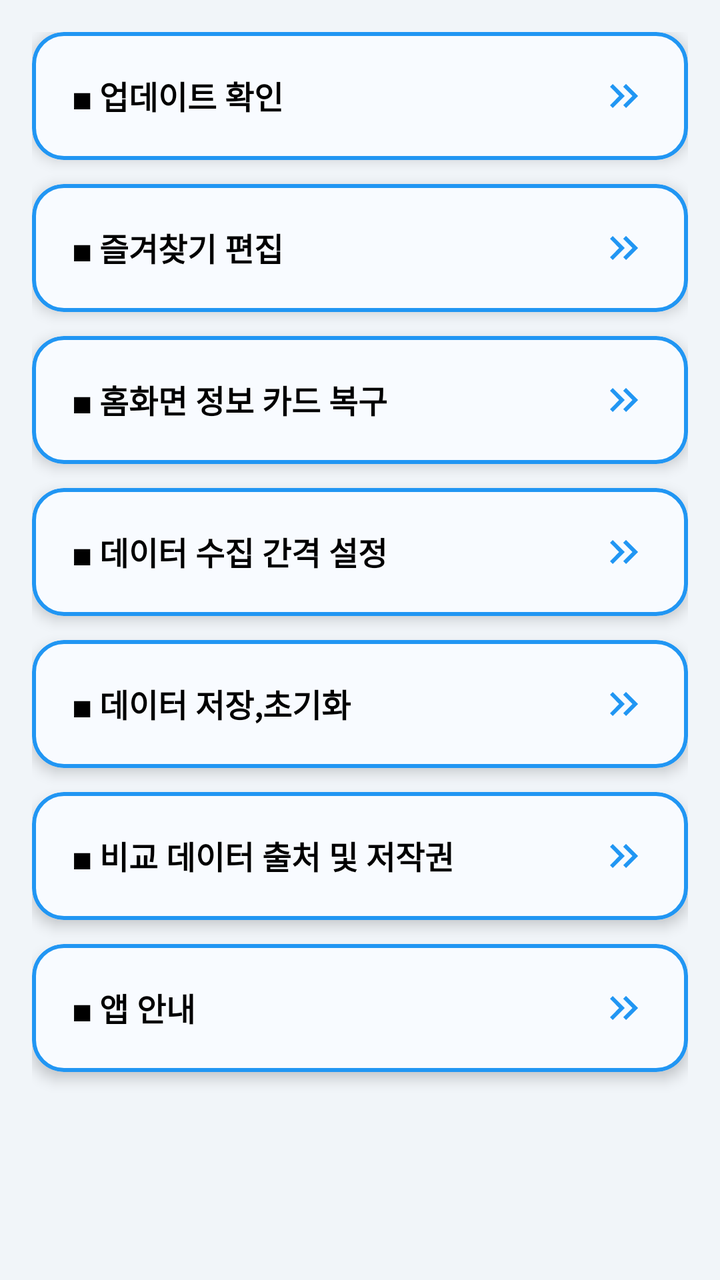
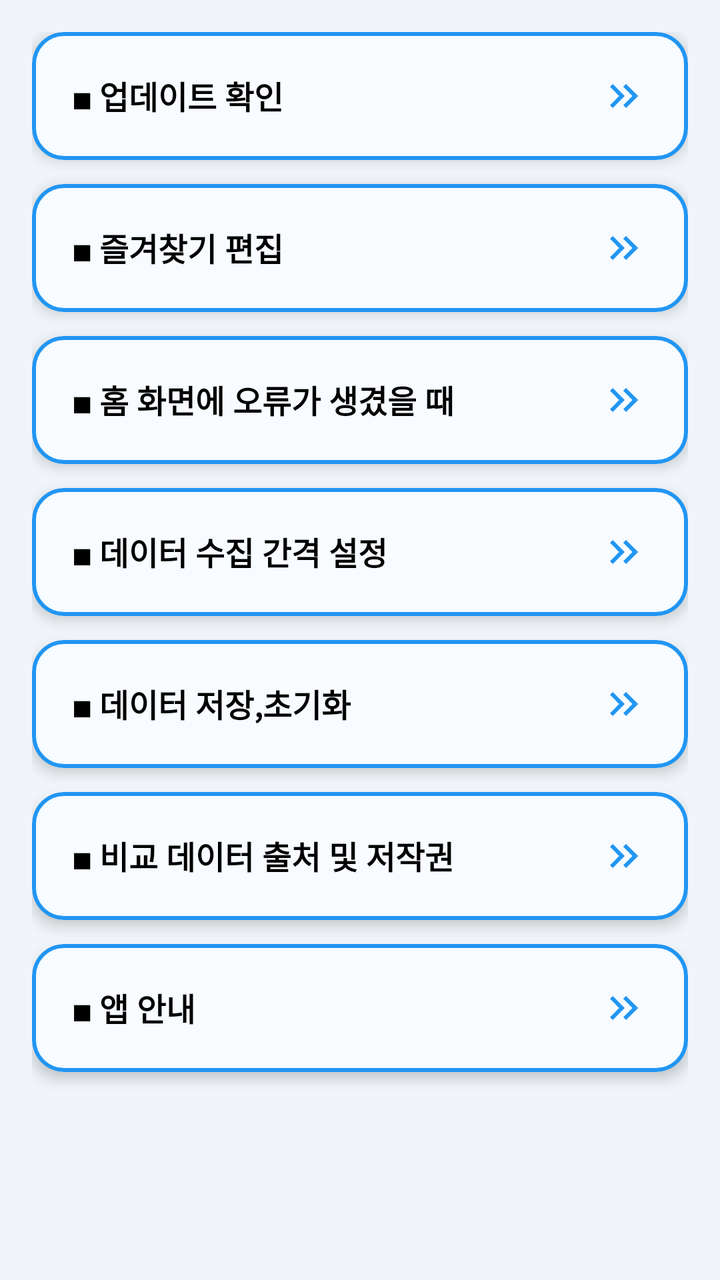

Before-and-after screenshots of an Android layout around one commit, followed by the original layout XML and the change that was made.
<!-- AndroidManifest.xml: application theme Theme.Haru_Spot -->
<!-- res/layout/fragment_setting.xml -->
<?xml version="1.0" encoding="utf-8"?>
<LinearLayout xmlns:android="http://schemas.android.com/apk/res/android"
    xmlns:app="http://schemas.android.com/apk/res-auto"
    android:layout_width="match_parent"
    android:layout_height="match_parent"
    android:orientation="vertical"
    android:padding="16dp"
    android:background="@color/background1"
    >


    
    <com.google.android.material.card.MaterialCardView
        android:id="@+id/layout_update"
        android:layout_width="match_parent"
        android:layout_height="wrap_content"
        app:cardCornerRadius="16dp"
        app:cardElevation="4dp"
        app:strokeWidth="2dp"
        app:strokeColor="#2196F3"
        app:cardBackgroundColor="#F8FBFF"
        android:clickable="true"
        android:focusable="true"
        android:foreground="?attr/selectableItemBackground">

        <LinearLayout
            android:layout_width="match_parent"
            android:layout_height="wrap_content"
            android:orientation="horizontal"
            android:gravity="center_vertical"
            android:padding="20dp">

            <TextView
                android:layout_width="0dp"
                android:layout_height="wrap_content"
                android:layout_weight="1"
                android:text="◼ 업데이트 확인"
                android:textSize="16sp"
                android:textStyle="bold"
                android:textColor="@android:color/black" />

            <ImageView
                android:layout_width="24dp"
                android:layout_height="24dp"
                android:src="@drawable/outline_keyboard_double_arrow_right_24" />

        </LinearLayout>

    </com.google.android.material.card.MaterialCardView>

    
    <com.google.android.material.card.MaterialCardView
        android:id="@+id/layout_move_to_user_location_setting"
        android:layout_width="match_parent"
        android:layout_height="wrap_content"
        android:layout_marginTop="12dp"
        app:cardCornerRadius="16dp"
        app:cardElevation="4dp"
        app:strokeWidth="2dp"
        app:strokeColor="#2196F3"
        app:cardBackgroundColor="#F8FBFF"
        android:clickable="true"
        android:focusable="true"
        android:foreground="?attr/selectableItemBackground">

        <LinearLayout
            android:layout_width="match_parent"
            android:layout_height="wrap_content"
            android:orientation="horizontal"
            android:gravity="center_vertical"
            android:padding="20dp">

            
            <TextView
                android:layout_width="0dp"
                android:layout_height="wrap_content"
                android:layout_weight="1"
                android:text="◼ 즐겨찾기 편집"
                android:textSize="16sp"
                android:textStyle="bold"
                android:textColor="@android:color/black" />

            
            <ImageView
                android:layout_width="24dp"
                android:layout_height="24dp"
                android:src="@drawable/outline_keyboard_double_arrow_right_24" />

        </LinearLayout>
    </com.google.android.material.card.MaterialCardView>

    
    <com.google.android.material.card.MaterialCardView
        android:id="@+id/layout_move_to_home_rebuild"
        android:layout_width="match_parent"
        android:layout_height="wrap_content"
        android:layout_marginTop="12dp"
        app:cardCornerRadius="16dp"
        app:cardElevation="4dp"
        app:strokeWidth="2dp"
        app:strokeColor="#2196F3"
        app:cardBackgroundColor="#F8FBFF"
        android:clickable="true"
        android:focusable="true"
        android:foreground="?attr/selectableItemBackground">

        <LinearLayout
            android:layout_width="match_parent"
            android:layout_height="wrap_content"
            android:orientation="horizontal"
            android:gravity="center_vertical"
            android:padding="20dp">

            
            <TextView
                android:layout_width="0dp"
                android:layout_height="wrap_content"
                android:layout_weight="1"
                android:text="◼ 홈화면 정보 카드 복구"
                android:textSize="16sp"
                android:textStyle="bold"
                android:textColor="@android:color/black" />

            
            <ImageView
                android:layout_width="24dp"
                android:layout_height="24dp"
                android:src="@drawable/outline_keyboard_double_arrow_right_24" />
        </LinearLayout>
    </com.google.android.material.card.MaterialCardView>

    
    <com.google.android.material.card.MaterialCardView
        android:id="@+id/layout_move_to_collect_setting"
        android:layout_width="match_parent"
        android:layout_height="wrap_content"
        android:layout_marginTop="12dp"
        app:cardCornerRadius="16dp"
        app:cardElevation="4dp"
        app:strokeWidth="2dp"
        app:strokeColor="#2196F3"
        app:cardBackgroundColor="#F8FBFF"
        android:clickable="true"
        android:focusable="true"
        android:foreground="?attr/selectableItemBackground">

        <LinearLayout
            android:layout_width="match_parent"
            android:layout_height="wrap_content"
            android:orientation="horizontal"
            android:gravity="center_vertical"
            android:padding="20dp">

            
            <TextView
                android:layout_width="0dp"
                android:layout_height="wrap_content"
                android:layout_weight="1"
                android:text="◼ 데이터 수집 간격 설정"
                android:textSize="16sp"
                android:textStyle="bold"
                android:textColor="@android:color/black" />

            
            <ImageView
                android:layout_width="24dp"
                android:layout_height="24dp"
                android:src="@drawable/outline_keyboard_double_arrow_right_24" />

        </LinearLayout>
    </com.google.android.material.card.MaterialCardView>



    
    <com.google.android.material.card.MaterialCardView
        android:id="@+id/layout_move_to_data_management_setting"
        android:layout_width="match_parent"
        android:layout_height="wrap_content"
        android:layout_marginTop="12dp"
        app:cardCornerRadius="16dp"
        app:cardElevation="4dp"
        app:strokeWidth="2dp"
        app:strokeColor="#2196F3"
        app:cardBackgroundColor="#F8FBFF"
        android:clickable="true"
        android:focusable="true"
        android:foreground="?attr/selectableItemBackground">

        <LinearLayout
            android:layout_width="match_parent"
            android:layout_height="wrap_content"
            android:orientation="horizontal"
            android:gravity="center_vertical"
            android:padding="20dp">

            
            <TextView
                android:layout_width="0dp"
                android:layout_height="wrap_content"
                android:layout_weight="1"
                android:text="◼ 데이터 저장,초기화"
                android:textSize="16sp"
                android:textStyle="bold"
                android:textColor="@android:color/black" />

            
            <ImageView
                android:layout_width="24dp"
                android:layout_height="24dp"
                android:src="@drawable/outline_keyboard_double_arrow_right_24" />
        </LinearLayout>
    </com.google.android.material.card.MaterialCardView>




    
    <com.google.android.material.card.MaterialCardView
        android:id="@+id/layout_move_to_copyright_setting"
        android:layout_width="match_parent"
        android:layout_height="wrap_content"
        android:layout_marginTop="12dp"
        app:cardCornerRadius="16dp"
        app:cardElevation="4dp"
        app:strokeWidth="2dp"
        app:strokeColor="#2196F3"
        app:cardBackgroundColor="#F8FBFF"
        android:clickable="true"
        android:focusable="true"
        android:foreground="?attr/selectableItemBackground">

        <LinearLayout
            android:layout_width="match_parent"
            android:layout_height="wrap_content"
            android:orientation="horizontal"
            android:gravity="center_vertical"
            android:padding="20dp">

            
            <TextView
                android:layout_width="0dp"
                android:layout_height="wrap_content"
                android:layout_weight="1"
                android:text="◼ 비교 데이터 출처 및 저작권"
                android:textSize="16sp"
                android:textStyle="bold"
                android:textColor="@android:color/black" />

            
            <ImageView
                android:layout_width="24dp"
                android:layout_height="24dp"
                android:src="@drawable/outline_keyboard_double_arrow_right_24" />

        </LinearLayout>
    </com.google.android.material.card.MaterialCardView>
    
    <com.google.android.material.card.MaterialCardView
        android:id="@+id/layout_move_to_info_setting"
        android:layout_width="match_parent"
        android:layout_height="wrap_content"
        android:layout_marginTop="12dp"
        app:cardCornerRadius="16dp"
        app:cardElevation="4dp"
        app:strokeWidth="2dp"
        app:strokeColor="#2196F3"
        app:cardBackgroundColor="#F8FBFF"
        android:clickable="true"
        android:focusable="true"
        android:foreground="?attr/selectableItemBackground">

        <LinearLayout
            android:layout_width="match_parent"
            android:layout_height="wrap_content"
            android:orientation="horizontal"
            android:gravity="center_vertical"
            android:padding="20dp">

            
            <TextView
                android:layout_width="0dp"
                android:layout_height="wrap_content"
                android:layout_weight="1"
                android:text="◼ 앱 안내"
                android:textSize="16sp"
                android:textStyle="bold"
                android:textColor="@android:color/black" />

            
            <ImageView
                android:layout_width="24dp"
                android:layout_height="24dp"
                android:src="@drawable/outline_keyboard_double_arrow_right_24" />

        </LinearLayout>

    </com.google.android.material.card.MaterialCardView>



</LinearLayout>
<!-- resources referenced by this layout -->
<resources>
  <color name="background1">#F1F5F9</color>
  <!-- drawable outline_keyboard_double_arrow_right_24 (drawable) -->
  <vector xmlns:android="http://schemas.android.com/apk/res/android" android:autoMirrored="true" android:height="24dp" android:tint="#2196F3" android:viewportHeight="960" android:viewportWidth="960" android:width="24dp">
        
      <path android:fillColor="@android:color/white" android:pathData="M383,480L200,296L256,240L496,480L256,720L200,664L383,480ZM647,480L464,296L520,240L760,480L520,720L464,664L647,480Z"/>
      
  </vector>
  <style name="Theme.Haru_Spot" parent="Theme.Material3.Light.NoActionBar">
          
          
          <item name="colorPrimary">@color/timeline_card_bg</item>
          <item name="colorPrimaryVariant">@color/timeline_card_bg</item>
          <item name="colorOnPrimary">@color/gray_dark</item>
  
          
          <item name="android:statusBarColor">@color/gray_dark</item>
  
          
          <item name="android:navigationBarColor">@color/gray_dark</item>
          
          
          
  </style>
  <color name="timeline_card_bg">#F0F4F8</color>
  <color name="gray_dark">#475467</color>
</resources>

<!-- the commit's change to res/layout/fragment_setting.xml (unified diff, before → after) -->
@@ -116,7 +116,7 @@
                 android:layout_width="0dp"
                 android:layout_height="wrap_content"
                 android:layout_weight="1"
-                android:text="◼ 홈화면 정보 카드 복구"
+                android:text="◼ 홈 화면에 오류가 생겼을 때 "
                 android:textSize="16sp"
                 android:textStyle="bold"
                 android:textColor="@android:color/black" />
